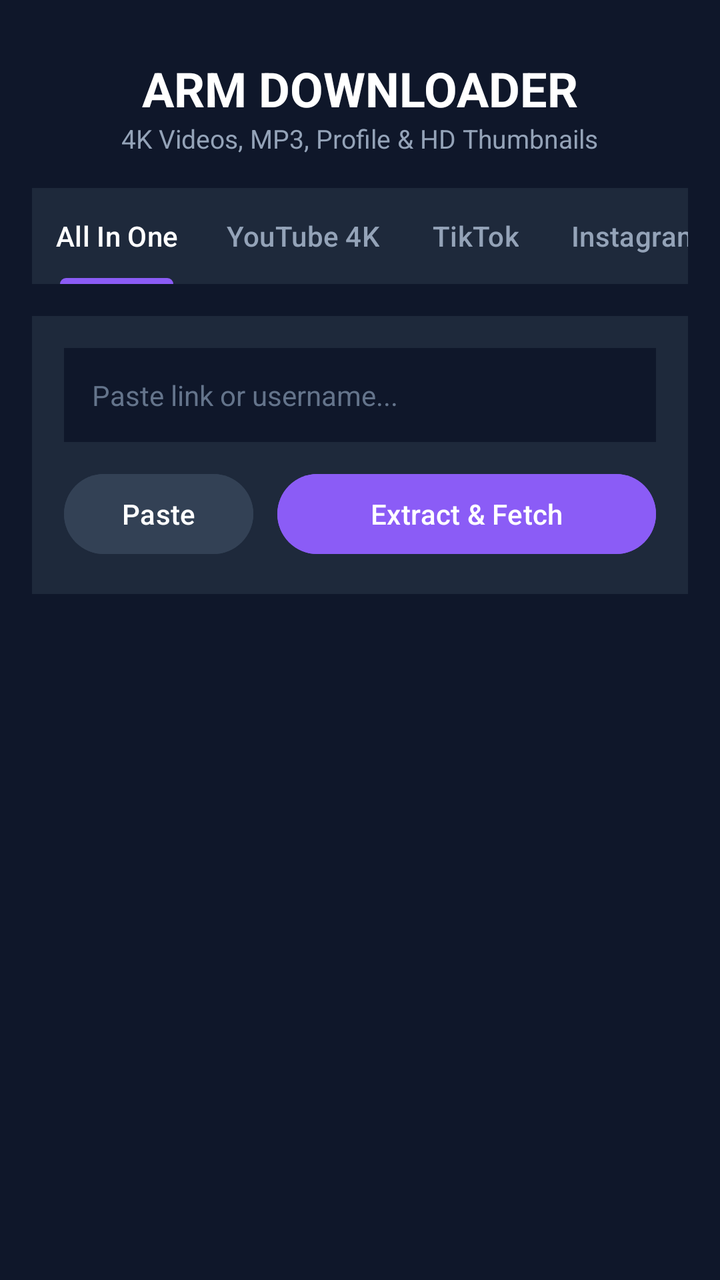
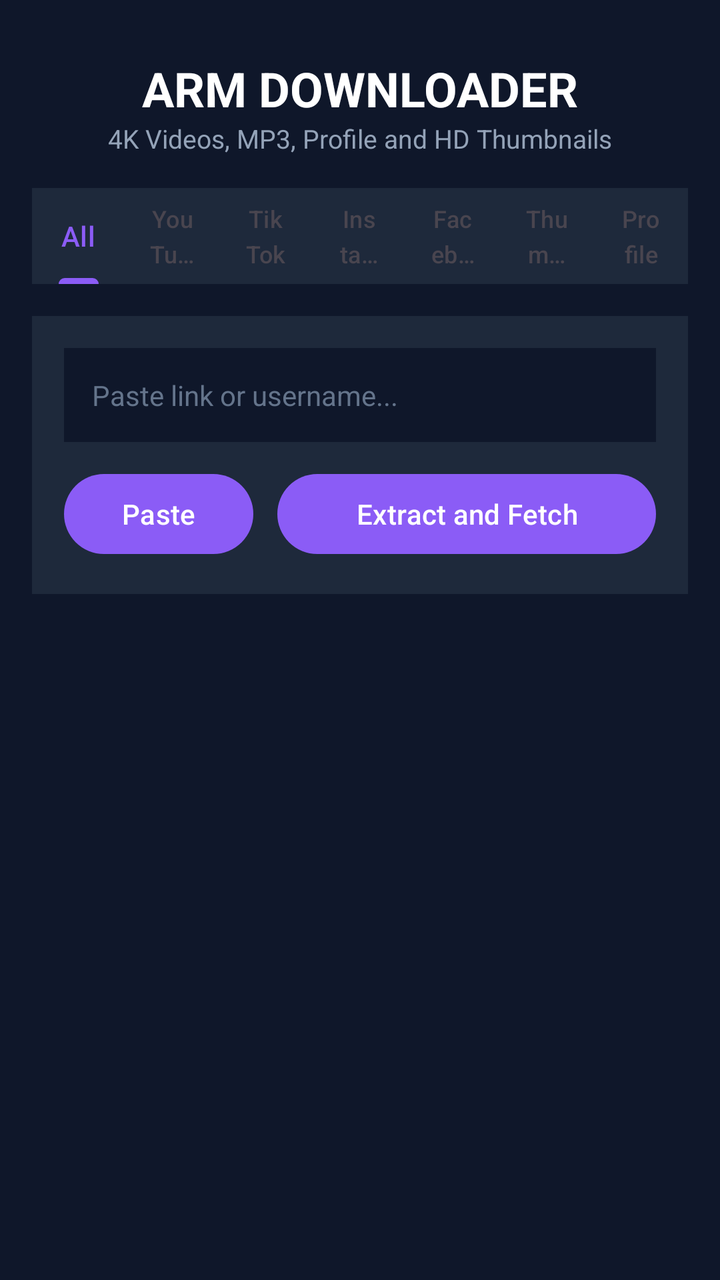

An Android layout rendered at two revisions. The XML below is the earlier revision; the diff shows what the commit changed to produce the second picture.
<!-- AndroidManifest.xml: activity theme Theme.ARMDownloader -->
<!-- res/layout/activity_main.xml -->
<?xml version="1.0" encoding="utf-8"?>
<ScrollView xmlns:android="http://schemas.android.com/apk/res/android"
    xmlns:app="http://schemas.android.com/apk/res-auto"
    android:layout_width="match_parent"
    android:layout_height="match_parent"
    android:background="#0f172a"
    android:fillViewport="true">

    <LinearLayout
        android:layout_width="match_parent"
        android:layout_height="wrap_content"
        android:orientation="vertical"
        android:padding="16dp">

        
        <TextView
            android:layout_width="wrap_content"
            android:layout_height="wrap_content"
            android:text="ARM DOWNLOADER"
            android:textColor="#ffffff"
            android:textSize="24sp"
            android:textStyle="bold"
            android:layout_gravity="center_horizontal"
            android:layout_marginTop="12dp" />

        <TextView
            android:layout_width="wrap_content"
            android:layout_height="wrap_content"
            android:text="4K Videos, MP3, Profile &amp; HD Thumbnails"
            android:textColor="#94a3b8"
            android:textSize="13sp"
            android:layout_gravity="center_horizontal"
            android:layout_marginBottom="16dp" />

        
        <com.google.android.material.tabs.TabLayout
            android:id="@+id/tabLayoutMain"
            android:layout_width="match_parent"
            android:layout_height="wrap_content"
            android:background="#1e293b"
            app:tabIndicatorColor="#8b5cf6"
            app:tabSelectedTextColor="#ffffff"
            app:tabTextColor="#94a3b8"
            app:tabMode="scrollable">

            <com.google.android.material.tabs.TabItem
                android:layout_width="wrap_content"
                android:layout_height="wrap_content"
                android:text="All In One" />
            <com.google.android.material.tabs.TabItem
                android:layout_width="wrap_content"
                android:layout_height="wrap_content"
                android:text="YouTube 4K" />
            <com.google.android.material.tabs.TabItem
                android:layout_width="wrap_content"
                android:layout_height="wrap_content"
                android:text="TikTok" />
            <com.google.android.material.tabs.TabItem
                android:layout_width="wrap_content"
                android:layout_height="wrap_content"
                android:text="Instagram" />
            <com.google.android.material.tabs.TabItem
                android:layout_width="wrap_content"
                android:layout_height="wrap_content"
                android:text="Facebook" />
            <com.google.android.material.tabs.TabItem
                android:layout_width="wrap_content"
                android:layout_height="wrap_content"
                android:text="Thumbnail" />
            <com.google.android.material.tabs.TabItem
                android:layout_width="wrap_content"
                android:layout_height="wrap_content"
                android:text="Profile Pic" />
        </com.google.android.material.tabs.TabLayout>

        
        <com.google.android.material.tabs.TabLayout
            android:id="@+id/tabLayoutProfile"
            android:layout_width="match_parent"
            android:layout_height="wrap_content"
            android:layout_marginTop="8dp"
            android:background="#0f172a"
            android:visibility="gone"
            app:tabIndicatorColor="#f59e0b"
            app:tabSelectedTextColor="#f59e0b"
            app:tabTextColor="#94a3b8">

            <com.google.android.material.tabs.TabItem
                android:layout_width="wrap_content"
                android:layout_height="wrap_content"
                android:text="TikTok" />
            <com.google.android.material.tabs.TabItem
                android:layout_width="wrap_content"
                android:layout_height="wrap_content"
                android:text="YouTube" />
            <com.google.android.material.tabs.TabItem
                android:layout_width="wrap_content"
                android:layout_height="wrap_content"
                android:text="Instagram" />
            <com.google.android.material.tabs.TabItem
                android:layout_width="wrap_content"
                android:layout_height="wrap_content"
                android:text="Facebook" />
        </com.google.android.material.tabs.TabLayout>

        
        <LinearLayout
            android:layout_width="match_parent"
            android:layout_height="wrap_content"
            android:orientation="vertical"
            android:background="#1e293b"
            android:padding="16dp"
            android:layout_marginTop="16dp">

            <EditText
                android:id="@+id/etUrl"
                android:layout_width="match_parent"
                android:layout_height="wrap_content"
                android:hint="Paste link or username..."
                android:textColorHint="#64748b"
                android:textColor="#ffffff"
                android:background="#0f172a"
                android:padding="14dp"
                android:textSize="14sp" />

            <LinearLayout
                android:layout_width="match_parent"
                android:layout_height="wrap_content"
                android:orientation="horizontal"
                android:layout_marginTop="12dp">

                <Button
                    android:id="@+id/btnPaste"
                    android:layout_width="0dp"
                    android:layout_height="wrap_content"
                    android:layout_weight="1"
                    android:text="Paste"
                    android:backgroundTint="#334155"
                    android:textColor="#ffffff" />

                <Space
                    android:layout_width="12dp"
                    android:layout_height="wrap_content" />

                <Button
                    android:id="@+id/btnFetch"
                    android:layout_width="0dp"
                    android:layout_height="wrap_content"
                    android:layout_weight="2"
                    android:text="Extract &amp; Fetch"
                    android:backgroundTint="#8b5cf6"
                    android:textColor="#ffffff" />
            </LinearLayout>
        </LinearLayout>

        <ProgressBar
            android:id="@+id/progressBarLoading"
            android:layout_width="wrap_content"
            android:layout_height="wrap_content"
            android:layout_gravity="center_horizontal"
            android:layout_marginTop="20dp"
            android:visibility="gone" />

        
        <LinearLayout
            android:id="@+id/cardPreview"
            android:layout_width="match_parent"
            android:layout_height="wrap_content"
            android:orientation="vertical"
            android:background="#1e293b"
            android:padding="16dp"
            android:layout_marginTop="16dp"
            android:visibility="gone">

            
            <LinearLayout
                android:layout_width="match_parent"
                android:layout_height="wrap_content"
                android:orientation="horizontal"
                android:gravity="center_vertical">

                <ImageView
                    android:id="@+id/imgAvatar"
                    android:layout_width="44dp"
                    android:layout_height="44dp"
                    android:scaleType="centerCrop" />

                <LinearLayout
                    android:layout_width="0dp"
                    android:layout_height="wrap_content"
                    android:layout_weight="1"
                    android:orientation="vertical"
                    android:layout_marginStart="12dp">

                    <TextView
                        android:id="@+id/tvUploader"
                        android:layout_width="wrap_content"
                        android:layout_height="wrap_content"
                        android:text="Creator Name"
                        android:textColor="#ffffff"
                        android:textSize="15sp"
                        android:textStyle="bold" />

                    <TextView
                        android:id="@+id/tvPlatform"
                        android:layout_width="wrap_content"
                        android:layout_height="wrap_content"
                        android:text="TikTok"
                        android:textColor="#06b6d4"
                        android:textSize="12sp" />
                </LinearLayout>

                <Button
                    android:id="@+id/btnDownloadAvatar"
                    android:layout_width="wrap_content"
                    android:layout_height="wrap_content"
                    android:text="Save Profile"
                    android:textSize="11sp"
                    android:backgroundTint="#334155" />
            </LinearLayout>

            <ImageView
                android:id="@+id/imgThumb"
                android:layout_width="match_parent"
                android:layout_height="200dp"
                android:scaleType="centerCrop"
                android:layout_marginTop="12dp" />

            <Button
                android:id="@+id/btnDownloadThumb"
                android:layout_width="match_parent"
                android:layout_height="wrap_content"
                android:text="Save HD Thumbnail Image"
                android:layout_marginTop="8dp"
                android:backgroundTint="#334155" />

            <TextView
                android:id="@+id/tvTitle"
                android:layout_width="match_parent"
                android:layout_height="wrap_content"
                android:text="Media Title"
                android:textColor="#ffffff"
                android:textSize="16sp"
                android:textStyle="bold"
                android:layout_marginTop="12dp" />

            <LinearLayout
                android:id="@+id/layoutFormats"
                android:layout_width="match_parent"
                android:layout_height="wrap_content"
                android:orientation="vertical"
                android:layout_marginTop="16dp">

                <Button
                    android:id="@+id/btnStartDownload"
                    android:layout_width="match_parent"
                    android:layout_height="wrap_content"
                    android:text="Start Download"
                    android:backgroundTint="#06b6d4"
                    android:textColor="#0f172a"
                    android:textStyle="bold" />
            </LinearLayout>

        </LinearLayout>

    </LinearLayout>
</ScrollView>
<!-- resources referenced by this layout -->
<resources>
  <style name="Theme.ARMDownloader" parent="Theme.Material3.DayNight.NoActionBar">
          <item name="colorPrimary">#8b5cf6</item>
          <item name="colorSecondary">#06b6d4</item>
          <item name="android:statusBarColor">#0f172a</item>
          <item name="android:navigationBarColor">#0f172a</item>
      </style>
</resources>

<!-- the commit's change to res/layout/activity_main.xml (unified diff, before → after) -->
@@ -12,7 +12,6 @@
         android:orientation="vertical"
         android:padding="16dp">
 
-        
         <TextView
             android:layout_width="wrap_content"
             android:layout_height="wrap_content"
@@ -26,31 +25,26 @@
         <TextView
             android:layout_width="wrap_content"
             android:layout_height="wrap_content"
-            android:text="4K Videos, MP3, Profile &amp; HD Thumbnails"
+            android:text="4K Videos, MP3, Profile and HD Thumbnails"
             android:textColor="#94a3b8"
             android:textSize="13sp"
             android:layout_gravity="center_horizontal"
             android:layout_marginBottom="16dp" />
 
-        
         <com.google.android.material.tabs.TabLayout
             android:id="@+id/tabLayoutMain"
             android:layout_width="match_parent"
             android:layout_height="wrap_content"
-            android:background="#1e293b"
-            app:tabIndicatorColor="#8b5cf6"
-            app:tabSelectedTextColor="#ffffff"
-            app:tabTextColor="#94a3b8"
-            app:tabMode="scrollable">
-
-            <com.google.android.material.tabs.TabItem
-                android:layout_width="wrap_content"
-                android:layout_height="wrap_content"
-                android:text="All In One" />
-            <com.google.android.material.tabs.TabItem
-                android:layout_width="wrap_content"
-                android:layout_height="wrap_content"
-                android:text="YouTube 4K" />
+            android:background="#1e293b">
+
+            <com.google.android.material.tabs.TabItem
+                android:layout_width="wrap_content"
+                android:layout_height="wrap_content"
+                android:text="All" />
+            <com.google.android.material.tabs.TabItem
+                android:layout_width="wrap_content"
+                android:layout_height="wrap_content"
+                android:text="YouTube" />
             <com.google.android.material.tabs.TabItem
                 android:layout_width="wrap_content"
                 android:layout_height="wrap_content"
@@ -70,20 +64,16 @@
             <com.google.android.material.tabs.TabItem
                 android:layout_width="wrap_content"
                 android:layout_height="wrap_content"
-                android:text="Profile Pic" />
+                android:text="Profile" />
         </com.google.android.material.tabs.TabLayout>
 
-        
         <com.google.android.material.tabs.TabLayout
             android:id="@+id/tabLayoutProfile"
             android:layout_width="match_parent"
             android:layout_height="wrap_content"
             android:layout_marginTop="8dp"
             android:background="#0f172a"
-            android:visibility="gone"
-            app:tabIndicatorColor="#f59e0b"
-            app:tabSelectedTextColor="#f59e0b"
-            app:tabTextColor="#94a3b8">
+            android:visibility="gone">
 
             <com.google.android.material.tabs.TabItem
                 android:layout_width="wrap_content"
@@ -103,7 +93,6 @@
                 android:text="Facebook" />
         </com.google.android.material.tabs.TabLayout>
 
-        
         <LinearLayout
             android:layout_width="match_parent"
             android:layout_height="wrap_content"
@@ -121,7 +110,8 @@
                 android:textColor="#ffffff"
                 android:background="#0f172a"
                 android:padding="14dp"
-                android:textSize="14sp" />
+                android:textSize="14sp"
+                android:inputType="text" />
 
             <LinearLayout
                 android:layout_width="match_parent"
@@ -134,9 +124,7 @@
                     android:layout_width="0dp"
                     android:layout_height="wrap_content"
                     android:layout_weight="1"
-                    android:text="Paste"
-                    android:backgroundTint="#334155"
-                    android:textColor="#ffffff" />
+                    android:text="Paste" />
 
                 <Space
                     android:layout_width="12dp"
@@ -147,9 +135,7 @@
                     android:layout_width="0dp"
                     android:layout_height="wrap_content"
                     android:layout_weight="2"
-                    android:text="Extract &amp; Fetch"
-                    android:backgroundTint="#8b5cf6"
-                    android:textColor="#ffffff" />
+                    android:text="Extract and Fetch" />
             </LinearLayout>
         </LinearLayout>
 
@@ -161,7 +147,6 @@
             android:layout_marginTop="20dp"
             android:visibility="gone" />
 
-        
         <LinearLayout
             android:id="@+id/cardPreview"
             android:layout_width="match_parent"
@@ -172,7 +157,6 @@
             android:layout_marginTop="16dp"
             android:visibility="gone">
 
-            
             <LinearLayout
                 android:layout_width="match_parent"
                 android:layout_height="wrap_content"
@@ -183,7 +167,8 @@
                     android:id="@+id/imgAvatar"
                     android:layout_width="44dp"
                     android:layout_height="44dp"
-                    android:scaleType="centerCrop" />
+                    android:scaleType="centerCrop"
+                    android:contentDescription="Avatar" />
 
                 <LinearLayout
                     android:layout_width="0dp"
@@ -205,7 +190,7 @@
                         android:id="@+id/tvPlatform"
                         android:layout_width="wrap_content"
                         android:layout_height="wrap_content"
-                        android:text="TikTok"
+                        android:text="Platform"
                         android:textColor="#06b6d4"
                         android:textSize="12sp" />
                 </LinearLayout>
@@ -214,9 +199,8 @@
                     android:id="@+id/btnDownloadAvatar"
                     android:layout_width="wrap_content"
                     android:layout_height="wrap_content"
-                    android:text="Save Profile"
-                    android:textSize="11sp"
-                    android:backgroundTint="#334155" />
+                    android:text="Save PFP"
+                    android:textSize="11sp" />
             </LinearLayout>
 
             <ImageView
@@ -224,15 +208,15 @@
                 android:layout_width="match_parent"
                 android:layout_height="200dp"
                 android:scaleType="centerCrop"
-                android:layout_marginTop="12dp" />
+                android:layout_marginTop="12dp"
+                android:contentDescription="Thumbnail" />
 
             <Button
                 android:id="@+id/btnDownloadThumb"
                 android:layout_width="match_parent"
                 android:layout_height="wrap_content"
-                android:text="Save HD Thumbnail Image"
-                android:layout_marginTop="8dp"
-                android:backgroundTint="#334155" />
+                android:text="Save HD Thumbnail"
+                android:layout_marginTop="8dp" />
 
             <TextView
                 android:id="@+id/tvTitle"
@@ -255,10 +239,7 @@
                     android:id="@+id/btnStartDownload"
                     android:layout_width="match_parent"
                     android:layout_height="wrap_content"
-                    android:text="Start Download"
-                    android:backgroundTint="#06b6d4"
-                    android:textColor="#0f172a"
-                    android:textStyle="bold" />
+                    android:text="Start Download" />
             </LinearLayout>
 
         </LinearLayout>
